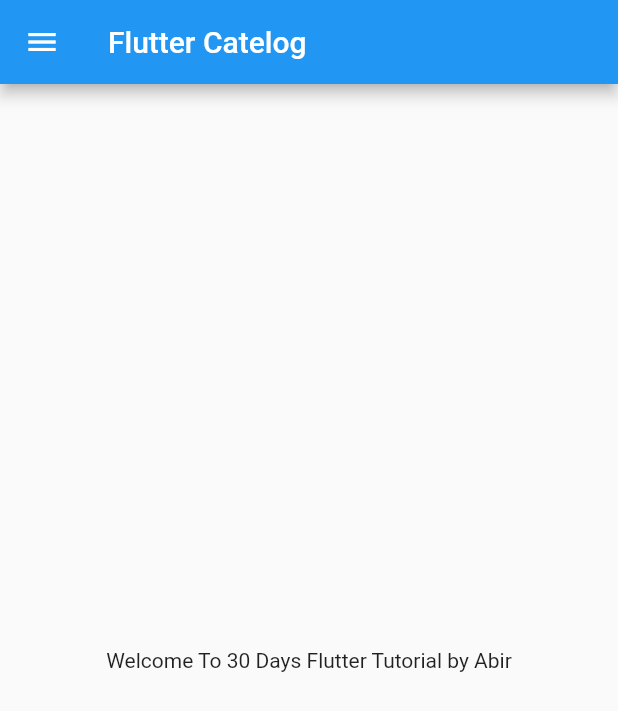
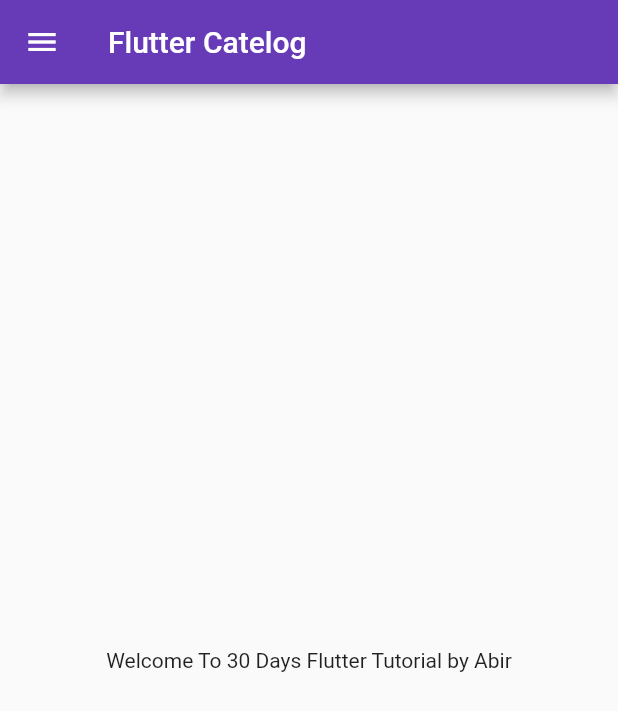
Before and after one commit to abirchanda12/FlutterTutorial, a Flutter app: the screen it shows after launch, on a phone screen of 412 x 824 dp. Shown: the top 711 px of the screen. Run offline on Flutter 3.47's test engine with Material 2 defaults, Android fonts, the phone set to English and light mode, and no system bars.

Commit message:
Day 3 Completed

```diff
--- a/lib/main.dart
+++ b/lib/main.dart
@@ -1,6 +1,7 @@
 import 'package:flutter/material.dart';
+import 'package:flutter_catelog/pages/login_page.dart';
 
-import 'home_page.dart';
+import 'pages/home_page.dart';
 
 void main() {
   runApp(MyApp());
@@ -9,6 +10,21 @@ void main() {
 class MyApp extends StatelessWidget {
   @override
   Widget build(BuildContext context) {
-    return MaterialApp(home: HomePage());
+    return MaterialApp(
+      // home: HomePage(),
+      themeMode: ThemeMode.light,
+      theme: ThemeData(
+        primarySwatch: Colors.deepPurple,
+      ),
+      darkTheme: ThemeData(
+        brightness: Brightness.light, //dark or light
+      ),
+      initialRoute: "/home",
+      routes: {
+        "/": (contex) => LoginPage(),
+        "/login": (contex) => LoginPage(),
+        "/home": (contex) => HomePage(),
+      },
+    );
   }
 }
```
Also changed, not shown: lib/pages/login_page.dart (added, +20 -0 lines), lib/pages/home_page.dart (renamed from lib/home_page.dart).
